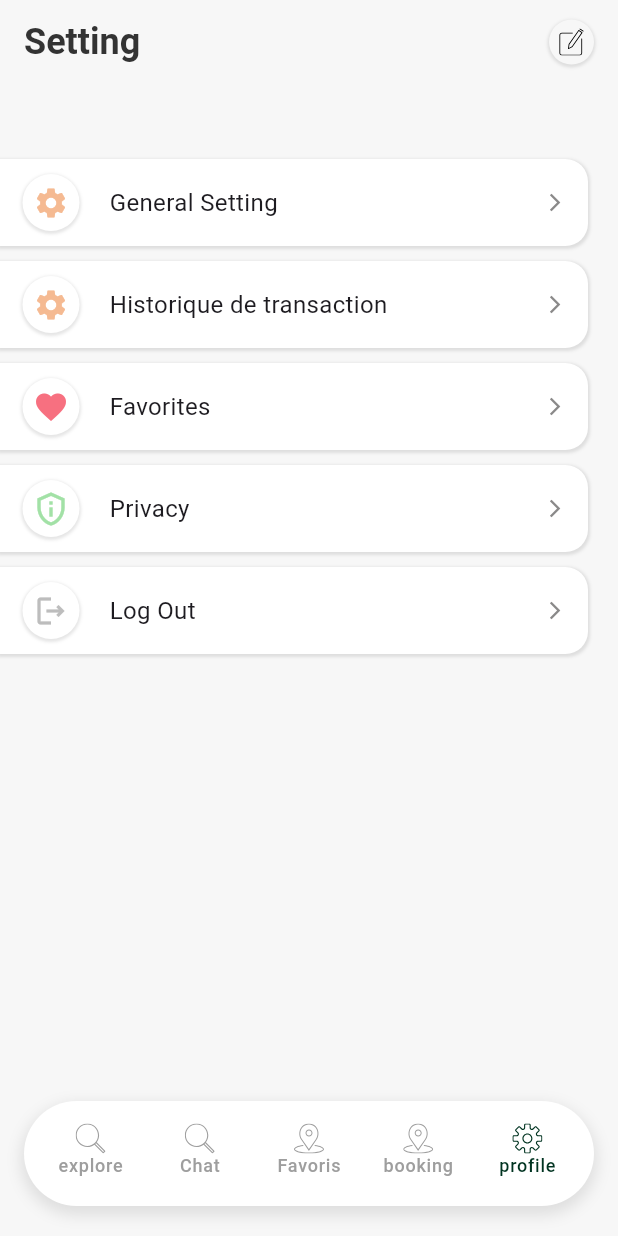
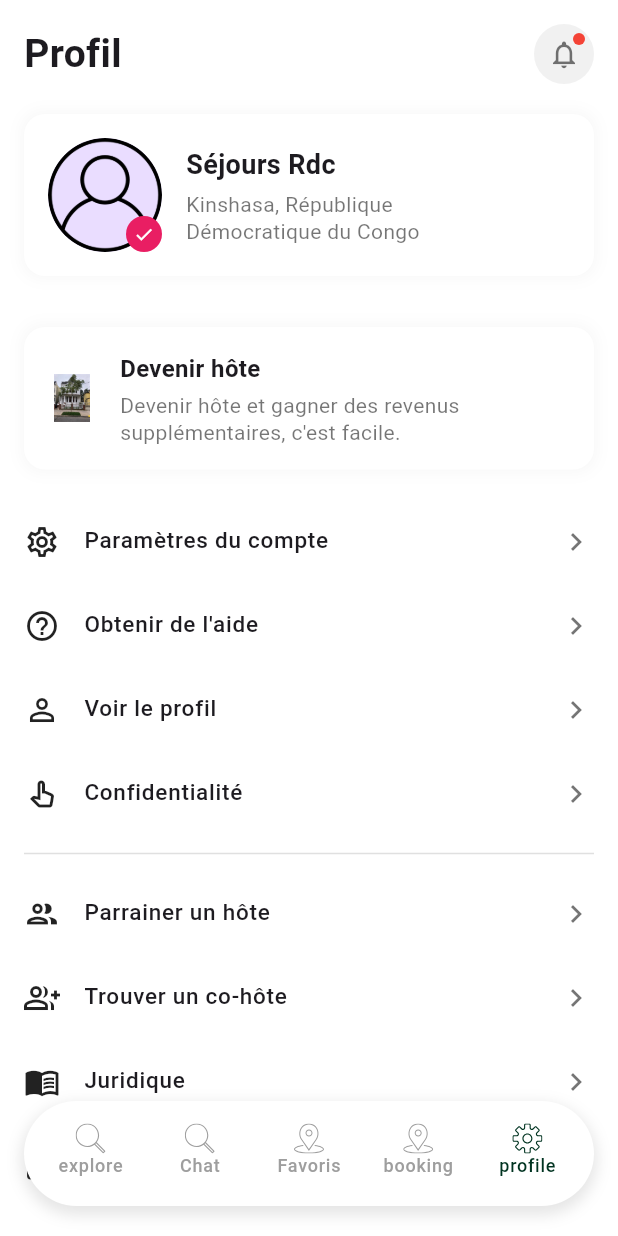
Before and after one commit to Gmk0/hotel_booking_test, a Flutter app: the screen it shows after launch, item 5 of the bottom bar chosen, on a phone screen of 412 x 824 dp. Run offline on Flutter 3.47's test engine with Material 3 defaults, Android fonts, the phone set to English and light mode, and no system bars; drawn by our look-alikes of flutter_easyloading; our stand-ins replace cached_network_image, carousel_slider, connectivity_plus, device_preview_plus, flutter_riverpod, flutter_svg and 7 more; missing offline and left inert: image_stack; accounts and stored records are empty; project files that could hold a hidden picture were left out.

Commit message:
profile screen

```diff
--- /dev/null
+++ b/lib/features/profile/ProfileScreen.dart
@@ -0,0 +1,162 @@
+import 'package:flutter/material.dart';
+import 'package:hotel_booking/features/profile/widgets/MenuItem.dart';
+
+class ProfileScreen extends StatelessWidget {
+  const ProfileScreen({super.key});
+
+  @override
+  Widget build(BuildContext context) {
+    return Scaffold(
+      backgroundColor: Colors.white,
+      body: SafeArea(
+        child: Column(
+          children: [
+            Expanded(
+              child: SingleChildScrollView(
+                padding: const EdgeInsets.all(16.0),
+                child: Column(
+                  crossAxisAlignment: CrossAxisAlignment.start,
+                  children: [
+                    // Top bar
+                    Row(
+                      mainAxisAlignment: MainAxisAlignment.spaceBetween,
+                      children: [
+                        const Text(
+                          "Profil",
+                          style: TextStyle(fontSize: 26, fontWeight: FontWeight.bold),
+                        ),
+                        Stack(
+                          children: [
+                            const CircleAvatar(
+                              backgroundColor: Color(0xFFF1F1F1),
+                              radius: 20,
+                              child: Icon(Icons.notifications_none, color: Colors.black54, size: 22),
+                            ),
+                            Positioned(
+                              top: 6,
+                              right: 6,
+                              child: Container(
+                                height: 8,
+                                width: 8,
+                                decoration: const BoxDecoration(
+                                  color: Colors.red,
+                                  shape: BoxShape.circle,
+                                ),
+                              ),
+                            ),
+                          ],
+                        )
+                      ],
+                    ),
+                    const SizedBox(height: 20),
+
+                    // Profil card
+                    Container(
+                      padding: const EdgeInsets.all(16),
+                      decoration: BoxDecoration(
+                        borderRadius: BorderRadius.circular(14),
+                        color: Colors.white,
+                        boxShadow: [
+                          BoxShadow(
+                            color: Colors.grey.withOpacity(0.08),
+                            blurRadius: 8,
+                            spreadRadius: 2,
+                          )
+                        ],
+                      ),
+                      child: Row(
+                        children: [
+                          Stack(
+                            children: [
+                              const CircleAvatar(
+                                radius: 38,
+                                backgroundImage: AssetImage("assets/images/user-2.png"),
+                              ),
+                              Positioned(
+                                bottom: 0,
+                                right: 0,
+                                child: CircleAvatar(
+                                  radius: 12,
+                                  backgroundColor: Colors.pink,
+                                  child: const Icon(Icons.check, size: 14, color: Colors.white),
+                                ),
+                              )
+                            ],
+                          ),
+                          const SizedBox(width: 16),
+                          const Column(
+                            crossAxisAlignment: CrossAxisAlignment.start,
+                            children: [
+                              Text("Séjours Rdc", style: TextStyle(fontSize: 18, fontWeight: FontWeight.w600)),
+                              SizedBox(height: 4),
+                              Text(
+                                "Kinshasa, République\nDémocratique du Congo",
+                                style: TextStyle(color: Colors.black54, fontSize: 14, height: 1.3),
+                              )
+                            ],
+                          )
+                        ],
+                      ),
+                    ),
+                    const SizedBox(height: 20),
+
+                    const SizedBox(height: 14),
+
+                    // Devenir host card
+                    Container(
+                      padding: const EdgeInsets.all(16),
+                      decoration: BoxDecoration(
+                        borderRadius: BorderRadius.circular(14),
+                        color: Colors.white,
+                        boxShadow: [
+                          BoxShadow(
+                            color: Colors.grey.withOpacity(0.08),
+                            blurRadius: 8,
+                            spreadRadius: 2,
+                          )
+                        ],
+                      ),
+                      child: Row(
+                        children: [
+                          Image.asset("assets/images/house.jpeg", width: 32, height: 32),
+                          const SizedBox(width: 16),
+                          const Expanded(
+                            child: Column(
+                              crossAxisAlignment: CrossAxisAlignment.start,
+                              children: [
+                                Text("Devenir hôte", style: TextStyle(fontWeight: FontWeight.w600, fontSize: 16)),
+                                SizedBox(height: 4),
+                                Text(
+                                  "Devenir hôte et gagner des revenus supplémentaires, c'est facile.",
+                                  style: TextStyle(color: Colors.black54, fontSize: 14, height: 1.3),
+                                )
+                              ],
+                            ),
+                          ),
+                        ],
+                      ),
+                    ),
+                    const SizedBox(height: 20),
+
+                    // Menu items
+                    MenuItem(icon: Icons.settings_outlined, title: "Paramètres du compte"),
+                    MenuItem(icon: Icons.help_outline, title: "Obtenir de l'aide"),
+                    MenuItem(icon: Icons.person_outline, title: "Voir le profil"),
+                    MenuItem(icon: Icons.pan_tool_alt_outlined, title: "Confidentialité"),
+                    const Divider(height: 24, thickness: 1, color: Color(0xFFE0E0E0)),
+                    MenuItem(icon: Icons.group_outlined, title: "Parrainer un hôte"),
+                    MenuItem(icon: Icons.group_add_outlined, title: "Trouver un co-hôte"),
+                    MenuItem(icon: Icons.menu_book_outlined, title: "Juridique"),
+                    MenuItem(icon: Icons.logout, title: "Déconnexion"),
+
+                  ],
+                ),
+              ),
+            ),
+
+          ],
+        ),
+      ),
+    );
+  }
+}
--- /dev/null
+++ b/lib/features/profile/widgets/MenuItem.dart
@@ -0,0 +1,20 @@
+import 'package:flutter/cupertino.dart';
+import 'package:flutter/material.dart';
+
+class MenuItem extends StatelessWidget {
+  final IconData icon;
+  final String title;
+
+  const MenuItem({super.key, required this.icon, required this.title});
+
+  @override
+  Widget build(BuildContext context) {
+    return ListTile(
+      contentPadding: EdgeInsets.zero,
+      leading: Icon(icon, color: Colors.black87),
+      title: Text(title, style: const TextStyle(fontSize: 15, fontWeight: FontWeight.w500)),
+      trailing: const Icon(Icons.chevron_right, color: Colors.black54),
+      onTap: () {},
+    );
+  }
+}
--- a/lib/navigation_screen.dart
+++ b/lib/navigation_screen.dart
@@ -6,6 +6,7 @@ import 'package:hotel_booking/features/chats/Chats_feature.dart';
 import 'package:hotel_booking/routes/pages.dart';
 
 import 'features/favoris/favourite_screen.dart';
+import 'features/profile/ProfileScreen.dart';
 
 class NavigationScreen extends StatefulWidget {
   final int selectedIndex;
@@ -151,11 +152,7 @@ class _NavigationScreenState extends State<NavigationScreen>
         animatedPage(FavouriteScreen()), // Nearby
         animatedPage(Container()), // Book
         animatedPage(
-          Navigator(
-            key: profileNavigatorKey,
-            onGenerateRoute:
-                AppPages.generateRouteSettingsProfile, // Route par défaut,
-          ),
+          ProfileScreen()
         ),
       ],
     );
```
